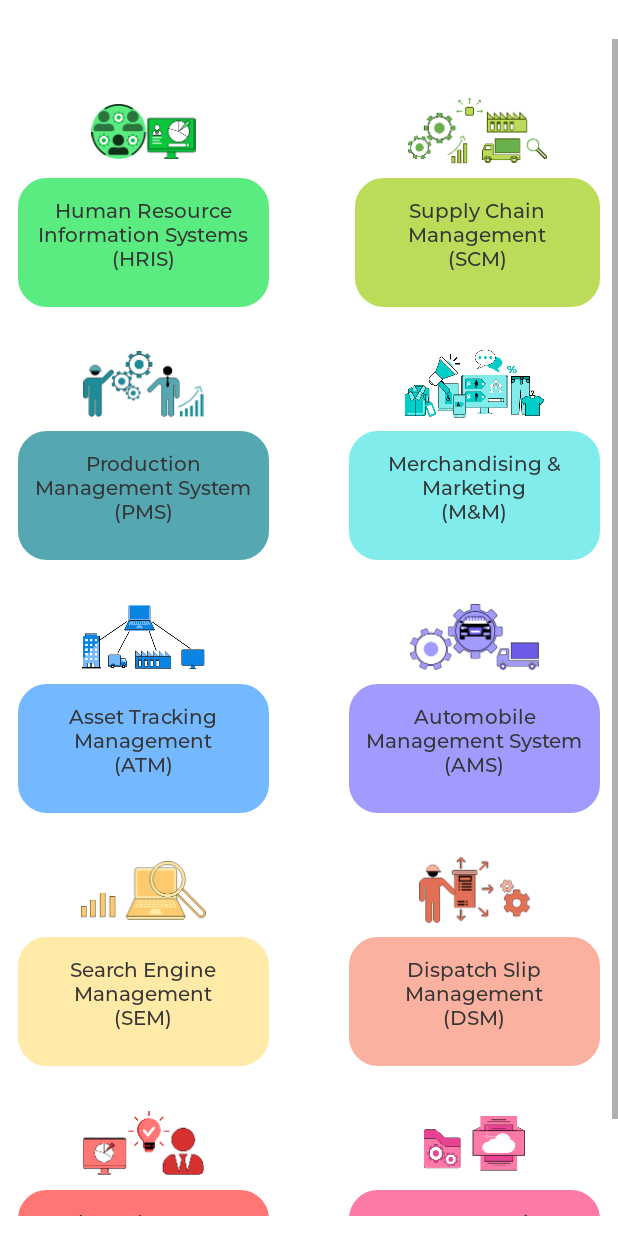
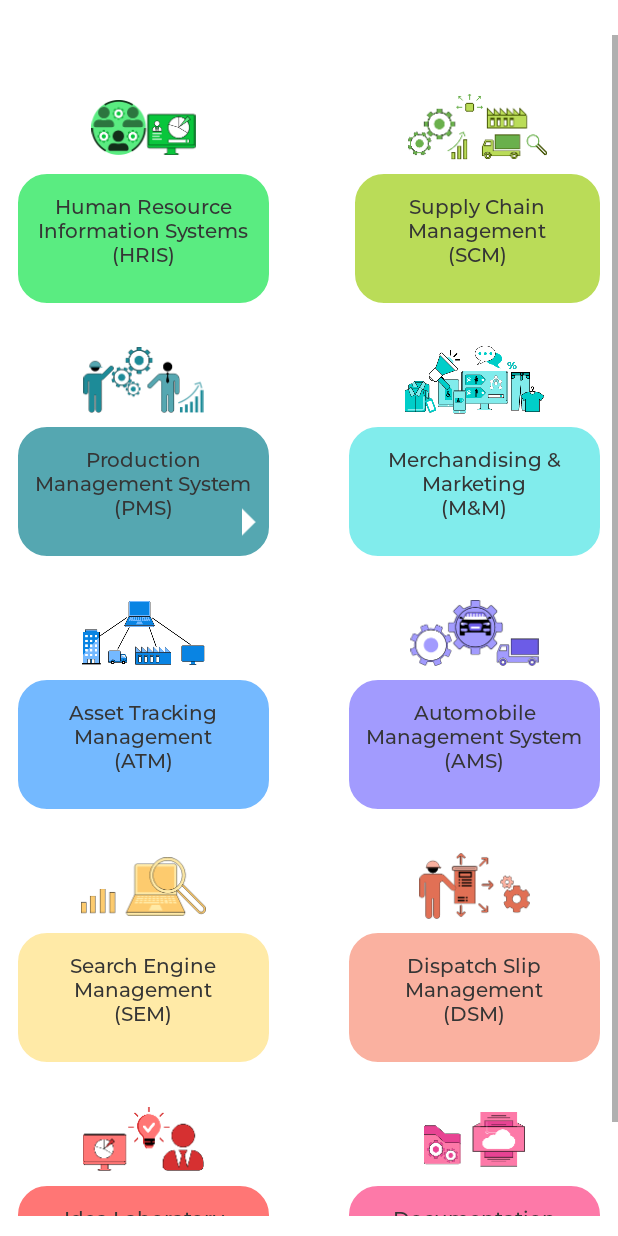
Before and after one commit to Subroto5412/MascoGroupAutomation, an Android app: the layout layout_home_body.xml on its own in the app's theme, with its tools: preview values and no code run, on a phone screen of 412 x 824 dp. Run offline under Robolectric (Android 15) with nearby library versions, the phone set to English and light mode, and no system bars.

Commit message:
User Design Feedback modified

```diff
--- a/app/src/main/res/layout/layout_home_body.xml
+++ b/app/src/main/res/layout/layout_home_body.xml
@@ -19,7 +19,7 @@
         app:layout_constraintBottom_toBottomOf="parent"
         app:layout_constraintStart_toStartOf="parent"
         app:layout_constraintTop_toTopOf="parent"
-        android:paddingTop="@dimen/_20sdp"
+        android:paddingTop="@dimen/_18sdp"
         android:layout_marginBottom="@dimen/_10sdp">
 
 
@@ -230,6 +230,17 @@
                                      app:layout_constraintEnd_toEndOf="parent"
                                      app:layout_constraintStart_toStartOf="parent"
                                      app:layout_constraintTop_toBottomOf="@+id/activity_login_full_user_info_cl" />
+
+
+                                 <androidx.appcompat.widget.AppCompatImageView
+                                     android:id="@+id/layout_production_management_direction_im"
+                                     android:layout_width="@dimen/_8sdp"
+                                     android:layout_height="@dimen/_15sdp"
+                                     android:layout_marginBottom="@dimen/_11sdp"
+                                     android:layout_marginEnd="@dimen/_7sdp"
+                                     android:src="@drawable/arrow_dropright"
+                                     app:layout_constraintEnd_toEndOf="parent"
+                                     app:layout_constraintBottom_toBottomOf="parent" />
 
                              </androidx.constraintlayout.widget.ConstraintLayout>
                          </androidx.constraintlayout.widget.ConstraintLayout>
```
Also changed, not shown: app/src/main/res/drawable-hdpi/arrow_dropright.png (added), app/src/main/res/drawable-ldpi/arrow_dropright.png (added), app/src/main/res/drawable-mdpi/arrow_dropright.png (added), app/src/main/res/drawable-xhdpi/arrow_dropright.png (added), app/src/main/res/drawable-xxhdpi/arrow_dropright.png (added), app/src/main/res/drawable-xxxhdpi/arrow_dropright.png (added).
